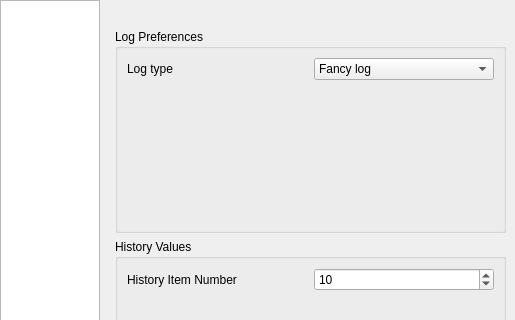
Above: src/app/preference/preferencesdialog.ui from nmapsi4/nmapsi4 before the change; both pictures show x 0 to 515 and y 0 to 320 of the 515 by 480 pixel window. Below: the same form after it.
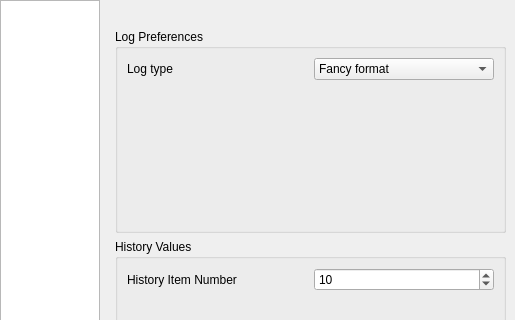
That is the form after the change. The open tabs and pages were chosen to show the change. Icons and pictures are not drawn.

Commit message: new html log format. (started)

What changed in the file:
```diff
--- a/src/app/preference/preferencesdialog.ui
+++ b/src/app/preference/preferencesdialog.ui
@@ -230,7 +230,7 @@
              <widget class="QComboBox" name="comboLogType">
               <item>
                <property name="text">
-                <string>Fancy log</string>
+                <string>Fancy format</string>
                </property>
               </item>
               <item>
```
Left out of the diff: 7 changed lines with no effect on the pictures. The commit also changes 3 other files.
